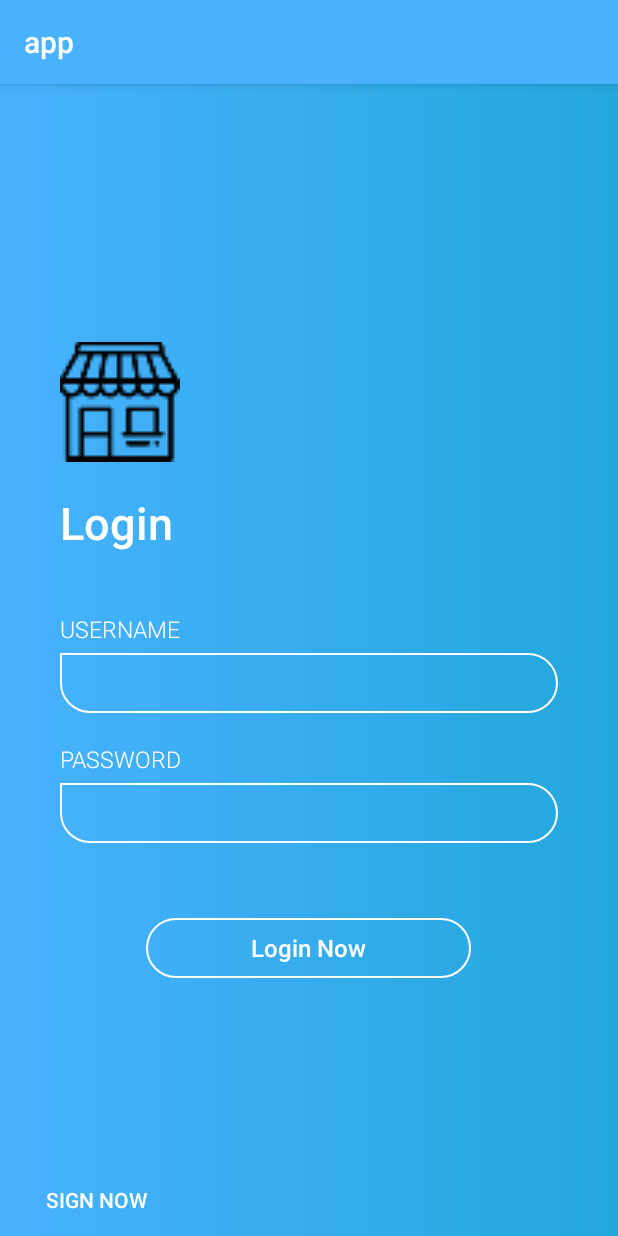
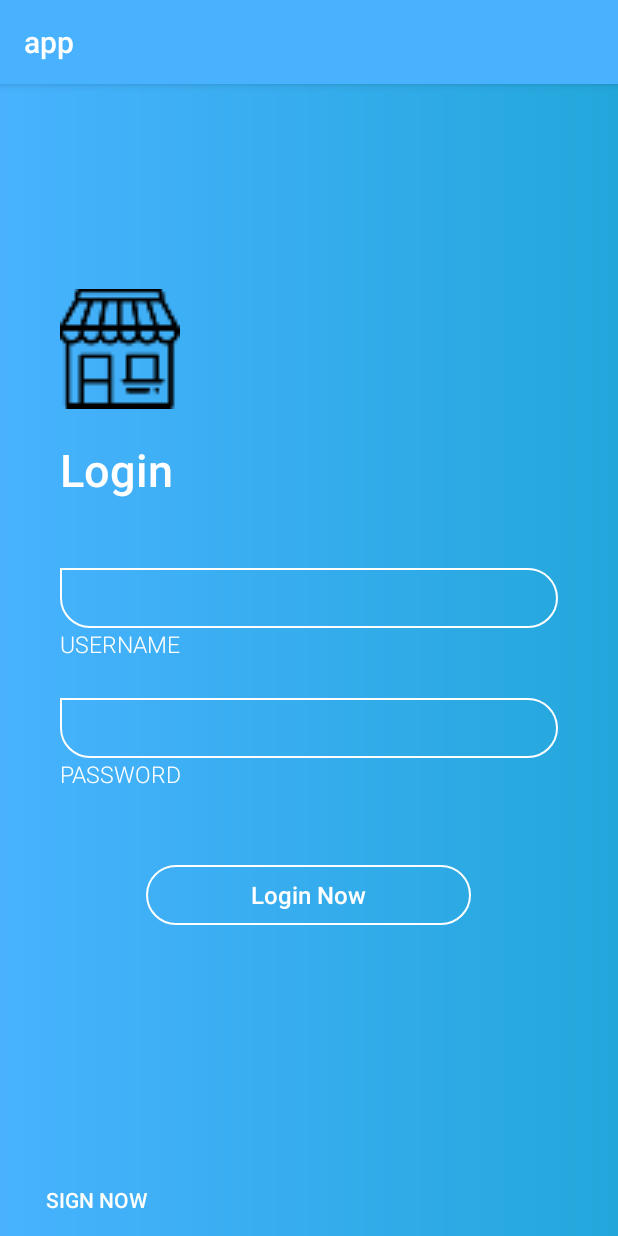
Before and after one commit to ETS-Android2/GroceryApp, an Android app: the screen it shows after launch (Login), on a phone screen of 412 x 824 dp. Run offline under Robolectric (Android 15) with nearby library versions, the phone set to English and light mode, and no system bars; our stand-ins replace Volley.

Commit message:
19/05 different improvements

```diff
--- a/app/src/main/java/be/kuleuven/myfirstapp/GroceryListActivity.java
+++ b/app/src/main/java/be/kuleuven/myfirstapp/GroceryListActivity.java
@@ -33,7 +33,6 @@ import java.util.ArrayList;
 public class GroceryListActivity extends AppCompatActivity {
     private RequestQueue requestQueue;
     private static final String QUEUE_URL = "https://studev.groept.be/api/a19sd303/getAllGroceryList/";
-    private static final String SUBMIT_URL = "https://studev.groept.be/api/a19sd303/test2/";
     private static final String REMOVE_URL = "https://studev.groept.be/api/a19sd303/removeList/";
     int id1;
     ArrayList<String> list = new ArrayList<>();
@@ -45,6 +44,8 @@ public class GroceryListActivity extends AppCompatActivity {
     protected void onCreate(Bundle savedInstanceState) {
         super.onCreate(savedInstanceState);
         requestQueue = Volley.newRequestQueue(this);
+        assert getSupportActionBar() != null;
+        getSupportActionBar().setDisplayHomeAsUpEnabled(true);
         setContentView(R.layout.activity_grocery_list);
         //get userID
         Intent intent = getIntent();
@@ -138,6 +139,13 @@ public class GroceryListActivity extends AppCompatActivity {
             }
         });
 
+    }
+
+    @Override
+    public boolean onSupportNavigateUp(){       //back button working
+        System.out.println("hallo");
+        finish();
+        return true;
     }
 
     // create "+" sign to add new grocery list
--- a/app/src/main/java/be/kuleuven/myfirstapp/GrocerySearchActivity.java
+++ b/app/src/main/java/be/kuleuven/myfirstapp/GrocerySearchActivity.java
@@ -46,6 +46,8 @@ public class GrocerySearchActivity extends AppCompatActivity {
     @Override
     protected void onCreate(Bundle savedInstanceState) {
         super.onCreate(savedInstanceState);
+        assert getSupportActionBar() != null;
+        getSupportActionBar().setDisplayHomeAsUpEnabled(true);
         requestQueue = Volley.newRequestQueue(this);
 
         Intent intent=getIntent();
@@ -112,11 +114,17 @@ public class GrocerySearchActivity extends AppCompatActivity {
     }
     public void goBackMyList_Clicked(View caller){
 
-        Intent goback=new Intent(GrocerySearchActivity.this,MyList.class);
+        Intent goback = new Intent(GrocerySearchActivity.this,MyList.class);
         goback.putExtra("list_name",listname);
         goback.putExtra("id",id1);
         GrocerySearchActivity.this.startActivity(goback);
+        finish();
 
+    }
+    @Override
+    public boolean onSupportNavigateUp(){       //back button working
+        finish();
+        return true;
     }
 
 
--- a/app/src/main/java/be/kuleuven/myfirstapp/Login.java
+++ b/app/src/main/java/be/kuleuven/myfirstapp/Login.java
@@ -12,6 +12,7 @@ import android.view.Gravity;
 import android.view.KeyEvent;
 import android.view.LayoutInflater;
 import android.view.View;
+import android.view.inputmethod.InputMethodManager;
 import android.widget.Button;
 import android.widget.EditText;
 import android.widget.LinearLayout;
@@ -64,13 +65,6 @@ public class Login extends AppCompatActivity {
         register = (Button) findViewById(R.id.register);
         requestQueue = Volley.newRequestQueue(this);
 
-        username.setOnEditorActionListener(new TextView.OnEditorActionListener() {
-            @Override
-            public boolean onEditorAction(TextView v, int actionId, KeyEvent event) {
-                return false;
-            }
-        });
-
 
         LayoutInflater layoutInflater = LayoutInflater.from(Login.this);
         popupViewRegister = layoutInflater.inflate(R.layout.register_popup, null);
@@ -117,6 +111,8 @@ public class Login extends AppCompatActivity {
             }
         });
     }
+
+
 
     public void registerAccount(String username, String password, String confirmPassword){
         String saltString = null;
--- a/app/src/main/java/be/kuleuven/myfirstapp/MyList.java
+++ b/app/src/main/java/be/kuleuven/myfirstapp/MyList.java
@@ -45,8 +45,8 @@ public class MyList extends AppCompatActivity {
 
      int id1;
     ArrayList<String> list = new ArrayList<>();
-    ArrayList<String> idList=new ArrayList<>();
-    ArrayList<String> flag=new ArrayList<>();
+    ArrayList<String> idList = new ArrayList<>();
+    ArrayList<String> flag = new ArrayList<>();
     ListView list_view;
     ArrayAdapter arrayAdapter;
     private String listname;
@@ -55,6 +55,8 @@ public class MyList extends AppCompatActivity {
     @Override
     protected void onCreate(Bundle savedInstanceState) {
         super.onCreate(savedInstanceState);
+        assert getSupportActionBar() != null;
+        getSupportActionBar().setDisplayHomeAsUpEnabled(true);
         requestQueue = Volley.newRequestQueue(this);
         setContentView(R.layout.activity_my_list);
         //get userID
@@ -134,9 +136,14 @@ public class MyList extends AppCompatActivity {
             }
 
         });
+    }
 
+    @Override
+    public boolean onSupportNavigateUp(){       //back button working
+        super.onBackPressed();
+        return true;
+    }
 
-    }
     @Override
     public boolean onCreateOptionsMenu(Menu menu) {
 
@@ -161,9 +168,9 @@ public class MyList extends AppCompatActivity {
                 intent2.putExtra("list_name",listname);
                 intent2.putExtra("id",id1);
                 MyList.this.startActivity(intent2);
+                finish();
 
                 break;
-
         }
 
         return true;
@@ -192,6 +199,7 @@ public class MyList extends AppCompatActivity {
                                 flag.add(i,""+product.get("IsBought"));
 
                                 arrayAdapter.notifyDataSetChanged();
+                                System.out.println(list);
                             }
 
                         } catch (JSONException e) {
--- a/app/src/main/java/be/kuleuven/myfirstapp/ScannedProducts.java
+++ b/app/src/main/java/be/kuleuven/myfirstapp/ScannedProducts.java
@@ -63,12 +63,6 @@ public class ScannedProducts extends AppCompatActivity implements RecyclerItemTo
     @Override
     public void onSwiped(RecyclerView.ViewHolder viewHolder, int direction, int position) {
         if (viewHolder instanceof ScannedProductsAdapter.MyViewHolder) {
-            // get the removed item name to display it in snack bar
-            String name = updatedProducts.get(viewHolder.getAdapterPosition()).getName();
-
-            // backup of removed item for undo purpose
-            final Product deletedItem = updatedProducts.get(viewHolder.getAdapterPosition());
-            final int deletedIndex = viewHolder.getAdapterPosition();
 
             // remove the item from recycler view
             adapter.removeItem(viewHolder.getAdapterPosition());
--- a/app/src/main/res/layout/activity_login.xml
+++ b/app/src/main/res/layout/activity_login.xml
@@ -7,13 +7,14 @@
     android:animateLayoutChanges="true"
     android:background="@drawable/gradient"
     tools:context=".Login">
+
     <RelativeLayout
 
-        android:layout_width="wrap_content"
-        android:layout_marginRight="40dp"
+        android:layout_width="360dp"
+        android:layout_height="494dp"
+        android:layout_centerInParent="true"
         android:layout_marginLeft="40dp"
-        android:layout_height="wrap_content"
-        android:layout_centerInParent="true">
+        android:layout_marginRight="40dp">
 
         <ImageView
             android:id="@+id/imgView_logo"
@@ -22,98 +23,107 @@
             android:adjustViewBounds="true"
             android:scaleType="fitCenter"
             android:src="@drawable/shoppingstore" />
+
         <RelativeLayout
             android:id="@+id/rellay1"
-            android:layout_below="@+id/imgView_logo"
             android:layout_width="wrap_content"
             android:layout_height="wrap_content"
-            >
+            android:layout_below="@+id/imgView_logo">
+
+            <Button
+                android:id="@+id/login"
+                android:layout_width="wrap_content"
+                android:layout_height="40dp"
+                android:layout_below="@+id/linlay1"
+                android:layout_centerHorizontal="true"
+                android:layout_marginTop="50dp"
+                android:background="@drawable/btnbg"
+                android:fontFamily="sans-serif-medium"
+                android:paddingLeft="70dp"
+                android:paddingRight="70dp"
+                android:text="Login Now"
+                android:textAllCaps="false"
+                android:textColor="@color/white"
+                android:textSize="16sp" />
+
+            <LinearLayout
+                android:id="@+id/linlay1"
+                android:layout_width="match_parent"
+                android:layout_height="wrap_content"
+                android:layout_below="@+id/tv_login"
+                android:layout_marginTop="20dp"
+                android:orientation="vertical">
+
+                <LinearLayout
+                    android:layout_width="match_parent"
+                    android:layout_height="wrap_content"
+                    android:layout_marginTop="20dp"
+                    android:orientation="vertical">
+
+                    <EditText
+                        android:id="@+id/username"
+                        android:layout_width="match_parent"
+                        android:layout_height="40dp"
+                        android:layout_marginTop="5dp"
+                        android:background="@drawable/corners"
+                        android:fontFamily="sans-serif-light"
+                        android:inputType="text"
+                        android:paddingLeft="15dp"
+                        android:paddingRight="15dp"
+                        android:textColor="@color/white"
+                        android:textSize="15sp" />
+
+                    <TextView
+                        android:layout_width="wrap_content"
+                        android:layout_height="wrap_content"
+                        android:fontFamily="sans-serif-light"
+                        android:text="Username"
+                        android:textAllCaps="true"
+                        android:textColor="@color/white"
+                        android:textSize="15sp" />
+                </LinearLayout>
+
+                <LinearLayout
+                    android:layout_width="match_parent"
+                    android:layout_height="wrap_content"
+                    android:layout_marginTop="20dp"
+                    android:orientation="vertical">
+
+                    <EditText
+                        android:id="@+id/password"
+                        android:layout_width="match_parent"
+                        android:layout_height="40dp"
+                        android:layout_marginTop="5dp"
+                        android:background="@drawable/corners"
+                        android:fontFamily="sans-serif-light"
+                        android:inputType="textPassword"
+                        android:paddingLeft="15dp"
+                        android:paddingRight="15dp"
+                        android:textColor="@color/white"
+                        android:textSize="15sp" />
+
+                    <TextView
+                        android:layout_width="wrap_content"
+                        android:layout_height="wrap_content"
+                        android:fontFamily="sans-serif-light"
+                        android:text="Password"
+                        android:textAllCaps="true"
+                        android:textColor="@color/white"
+                        android:textSize="15sp" />
+                </LinearLayout>
+            </LinearLayout>
+
             <TextView
                 android:id="@+id/tv_login"
                 android:layout_width="wrap_content"
                 android:layout_height="wrap_content"
                 android:layout_marginTop="20dp"
+                android:fontFamily="sans-serif-medium"
                 android:text="Login"
-                android:textSize="30sp"
                 android:textColor="@color/white"
-                android:fontFamily="sans-serif-medium"/>
-            <LinearLayout
-                android:id="@+id/linlay1"
-                android:layout_width="match_parent"
-                android:orientation="vertical"
-                android:layout_height="wrap_content"
-                android:layout_below="@+id/tv_login"
-                android:layout_marginTop="20dp">
-                <LinearLayout
-                    android:layout_width="match_parent"
-                    android:orientation="vertical"
-                    android:layout_marginTop="20dp"
-                    android:layout_height="wrap_content">
-                    <TextView
-                        android:layout_width="wrap_content"
-                        android:layout_height="wrap_content"
-                        android:text="Username"
-                        android:textAllCaps="true"
-                        android:fontFamily="sans-serif-light"
-                        android:textColor="@color/white"
-                        android:textSize="15sp"/>
-                    <EditText
-                        android:id="@+id/username"
-                        android:layout_width="match_parent"
-                        android:layout_height="40dp"
-                        android:layout_marginTop="5dp"
-                        android:textSize="15sp"
-                        android:textColor="@color/white"
-                        android:fontFamily="sans-serif-light"
-                        android:paddingLeft="15dp"
-                        android:paddingRight="15dp"
-                        android:background="@drawable/corners"/>
-                </LinearLayout>
-                <LinearLayout
-                    android:layout_width="match_parent"
-                    android:orientation="vertical"
-                    android:layout_marginTop="20dp"
-                    android:layout_height="wrap_content">
-                    <TextView
-                        android:layout_width="wrap_content"
-                        android:layout_height="wrap_content"
-                        android:text="Password"
-                        android:textAllCaps="true"
-                        android:fontFamily="sans-serif-light"
-                        android:textColor="@color/white"
-                        android:textSize="15sp"/>
-                    <EditText
-                        android:id="@+id/password"
-                        android:inputType="textPassword"
-                        android:layout_width="match_parent"
-                        android:layout_height="40dp"
-                        android:layout_marginTop="5dp"
-                        android:textSize="15sp"
-                        android:textColor="@color/white"
-                        android:fontFamily="sans-serif-light"
-                        android:paddingLeft="15dp"
-                        android:paddingRight="15dp"
-                        android:background="@drawable/corners"/>
-                </LinearLayout>
-            </LinearLayout>
-            <Button
-                android:id="@+id/login"
-                android:layout_width="wrap_content"
-                android:layout_height="40dp"
-                android:layout_below="@+id/linlay1"
-                android:text="Login Now"
-                android:textAllCaps="false"
-                android:background="@drawable/btnbg"
-                android:textColor="@color/white"
-                android:textSize="16sp"
-                android:fontFamily="sans-serif-medium"
-                android:paddingLeft="70dp"
-                android:paddingRight="70dp"
-                android:layout_centerHorizontal="true"
-                android:layout_marginTop="50dp"/>
+                android:textSize="30sp" />
 
         </RelativeLayout>
-
 
 
     </RelativeLayout>
```
